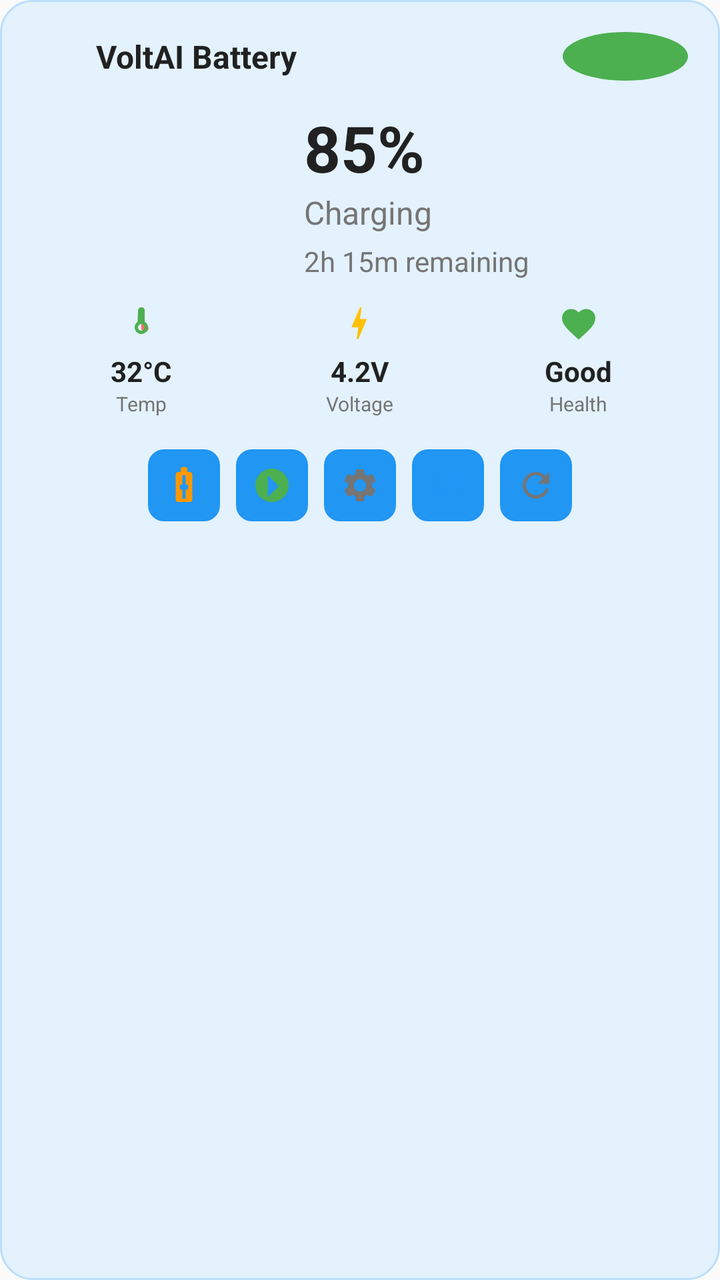
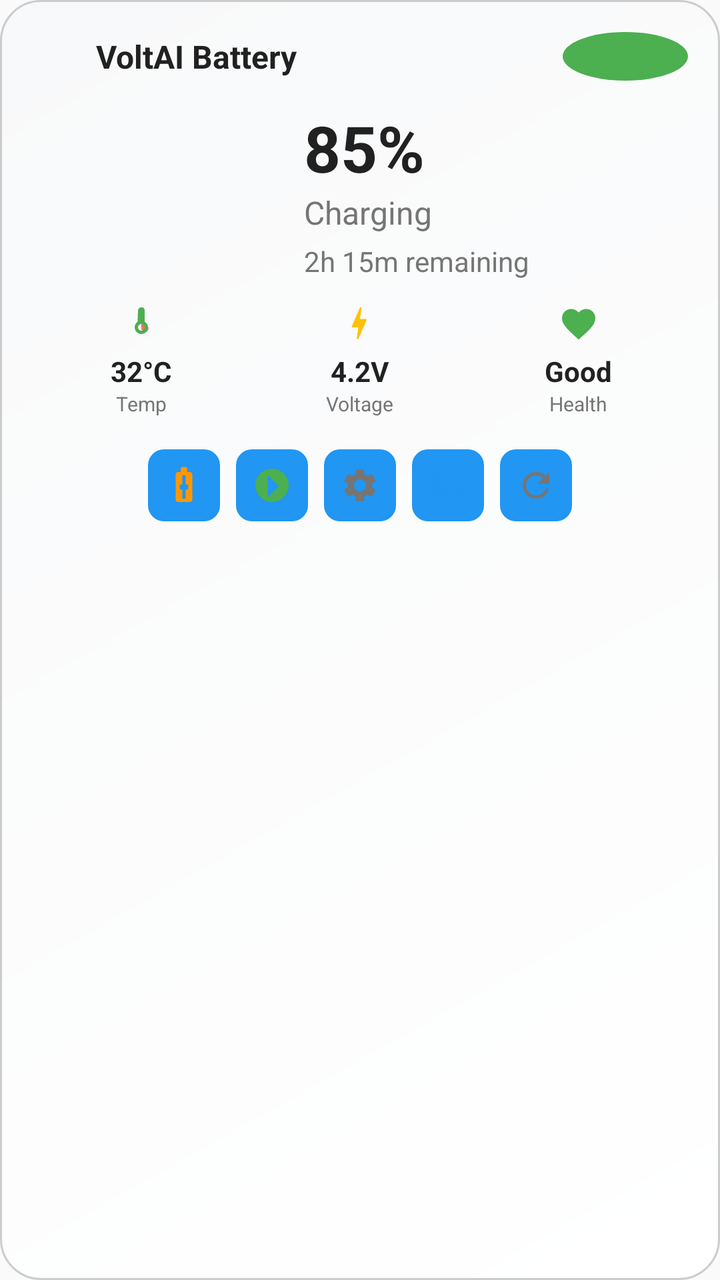

Compare the two renders of this Android layout. The source of the first and the diff that turns it into the second are given below.
<!-- AndroidManifest.xml: application theme Theme.VoltAISmartBatteryGuardian -->
<!-- res/layout/widget_battery_large.xml -->
<?xml version="1.0" encoding="utf-8"?>
<LinearLayout xmlns:android="http://schemas.android.com/apk/res/android"
    android:layout_width="match_parent"
    android:layout_height="match_parent"
    android:orientation="vertical"
    android:background="@drawable/widget_background_large"
    android:padding="16dp">

    
    <LinearLayout
        android:layout_width="match_parent"
        android:layout_height="wrap_content"
        android:orientation="horizontal"
        android:gravity="center_vertical"
        android:layout_marginBottom="12dp">

        <ImageView
            android:layout_width="24dp"
            android:layout_height="24dp"
            android:src="@drawable/ic_launcher_foreground"
            android:layout_marginRight="8dp" />

        <TextView
            android:layout_width="0dp"
            android:layout_height="wrap_content"
            android:layout_weight="1"
            android:text="VoltAI Battery"
            android:textSize="16sp"
            android:textStyle="bold"
            android:textColor="@color/widget_text_primary" />

        <TextView
            android:id="@+id/optimization_status"
            android:layout_width="wrap_content"
            android:layout_height="wrap_content"
            android:text="Optimized"
            android:textSize="12sp"
            android:textColor="@color/widget_text_success"
            android:background="@drawable/status_indicator_background"
            android:padding="4dp" />

    </LinearLayout>

    
    <LinearLayout
        android:layout_width="match_parent"
        android:layout_height="wrap_content"
        android:orientation="horizontal"
        android:layout_marginBottom="12dp">

        
        <ImageView
            android:id="@+id/battery_visualization"
            android:layout_width="120dp"
            android:layout_height="60dp"
            android:layout_marginRight="16dp"
            android:contentDescription="@string/battery_visualization" />

        
        <LinearLayout
            android:layout_width="0dp"
            android:layout_height="wrap_content"
            android:layout_weight="1"
            android:orientation="vertical">

            <TextView
                android:id="@+id/battery_percentage"
                android:layout_width="wrap_content"
                android:layout_height="wrap_content"
                android:text="85%"
                android:textSize="32sp"
                android:textStyle="bold"
                android:textColor="@color/widget_text_primary" />

            <TextView
                android:id="@+id/battery_status"
                android:layout_width="wrap_content"
                android:layout_height="wrap_content"
                android:text="Charging"
                android:textSize="16sp"
                android:textColor="@color/widget_text_secondary" />

            <TextView
                android:id="@+id/time_remaining"
                android:layout_width="wrap_content"
                android:layout_height="wrap_content"
                android:text="2h 15m remaining"
                android:textSize="14sp"
                android:textColor="@color/widget_text_secondary"
                android:layout_marginTop="4dp" />

        </LinearLayout>

    </LinearLayout>

    
    <LinearLayout
        android:layout_width="match_parent"
        android:layout_height="wrap_content"
        android:orientation="horizontal"
        android:layout_marginBottom="16dp">

        
        <LinearLayout
            android:layout_width="0dp"
            android:layout_height="wrap_content"
            android:layout_weight="1"
            android:orientation="vertical"
            android:gravity="center">

            <ImageView
                android:layout_width="20dp"
                android:layout_height="20dp"
                android:src="@drawable/ic_thermometer"
                android:layout_marginBottom="4dp" />

            <TextView
                android:id="@+id/temperature"
                android:layout_width="wrap_content"
                android:layout_height="wrap_content"
                android:text="32°C"
                android:textSize="14sp"
                android:textStyle="bold"
                android:textColor="@color/widget_text_primary" />

            <TextView
                android:layout_width="wrap_content"
                android:layout_height="wrap_content"
                android:text="Temp"
                android:textSize="10sp"
                android:textColor="@color/widget_text_secondary" />

        </LinearLayout>

        
        <LinearLayout
            android:layout_width="0dp"
            android:layout_height="wrap_content"
            android:layout_weight="1"
            android:orientation="vertical"
            android:gravity="center">

            <ImageView
                android:layout_width="20dp"
                android:layout_height="20dp"
                android:src="@drawable/ic_voltage"
                android:layout_marginBottom="4dp" />

            <TextView
                android:id="@+id/voltage"
                android:layout_width="wrap_content"
                android:layout_height="wrap_content"
                android:text="4.2V"
                android:textSize="14sp"
                android:textStyle="bold"
                android:textColor="@color/widget_text_primary" />

            <TextView
                android:layout_width="wrap_content"
                android:layout_height="wrap_content"
                android:text="Voltage"
                android:textSize="10sp"
                android:textColor="@color/widget_text_secondary" />

        </LinearLayout>

        
        <LinearLayout
            android:layout_width="0dp"
            android:layout_height="wrap_content"
            android:layout_weight="1"
            android:orientation="vertical"
            android:gravity="center">

            <ImageView
                android:layout_width="20dp"
                android:layout_height="20dp"
                android:src="@drawable/ic_health"
                android:layout_marginBottom="4dp" />

            <TextView
                android:id="@+id/health"
                android:layout_width="wrap_content"
                android:layout_height="wrap_content"
                android:text="Good"
                android:textSize="14sp"
                android:textStyle="bold"
                android:textColor="@color/widget_text_primary" />

            <TextView
                android:layout_width="wrap_content"
                android:layout_height="wrap_content"
                android:text="Health"
                android:textSize="10sp"
                android:textColor="@color/widget_text_secondary" />

        </LinearLayout>

    </LinearLayout>

    
    <LinearLayout
        android:layout_width="match_parent"
        android:layout_height="wrap_content"
        android:orientation="horizontal"
        android:gravity="center">

        <ImageButton
            android:id="@+id/battery_saver_button"
            android:layout_width="36dp"
            android:layout_height="36dp"
            android:layout_marginRight="8dp"
            android:background="@drawable/widget_button_background"
            android:src="@drawable/ic_battery_saver"
            android:contentDescription="@string/toggle_battery_saver"
            android:scaleType="centerInside" />

        <ImageButton
            android:id="@+id/optimization_button"
            android:layout_width="36dp"
            android:layout_height="36dp"
            android:layout_marginRight="8dp"
            android:background="@drawable/widget_button_background"
            android:src="@drawable/ic_optimization"
            android:contentDescription="@string/toggle_optimization"
            android:scaleType="centerInside" />

        <ImageButton
            android:id="@+id/settings_button"
            android:layout_width="36dp"
            android:layout_height="36dp"
            android:layout_marginRight="8dp"
            android:background="@drawable/widget_button_background"
            android:src="@drawable/ic_settings"
            android:contentDescription="@string/open_settings"
            android:scaleType="centerInside" />

        <ImageButton
            android:id="@+id/open_app_button"
            android:layout_width="36dp"
            android:layout_height="36dp"
            android:layout_marginRight="8dp"
            android:background="@drawable/widget_button_background"
            android:src="@drawable/ic_open_app"
            android:contentDescription="@string/open_app"
            android:scaleType="centerInside" />

        <ImageButton
            android:id="@+id/refresh_button"
            android:layout_width="36dp"
            android:layout_height="36dp"
            android:background="@drawable/widget_button_background"
            android:src="@drawable/ic_refresh"
            android:contentDescription="@string/refresh_widget"
            android:scaleType="centerInside" />

    </LinearLayout>

</LinearLayout>
<!-- resources referenced by this layout -->
<resources>
  <color name="widget_text_primary">#212121</color>
  <color name="widget_text_secondary">#757575</color>
  <color name="widget_text_success">#4CAF50</color>
  <!-- drawable ic_launcher_foreground (drawable) -->
  <?xml version="1.0" encoding="utf-8"?>
  <vector xmlns:android="http://schemas.android.com/apk/res/android"
      android:width="108dp"
      android:height="108dp"
      android:viewportWidth="108"
      android:viewportHeight="108">
      <path
          android:fillColor="#00000000"
          android:pathData="M54,54m-48,0a48,48 0,1 1,96 0a48,48 0,1 1,-96 0"/>
  </vector>
  <!-- drawable ic_open_app (drawable) -->
  <?xml version="1.0" encoding="utf-8"?>
  <vector xmlns:android="http://schemas.android.com/apk/res/android"
      android:width="24dp"
      android:height="24dp"
      android:viewportWidth="24"
      android:viewportHeight="24">
      
      <path
          android:fillColor="#2196F3"
          android:pathData="M14,3v2h3.59l-9.83,9.83l1.41,1.41L19,6.41V10h2V3H14zM5,5v14h14v-7h-2v5H7V7h5V5H5z"/>
          
  </vector>
  <!-- drawable ic_optimization (drawable) -->
  <?xml version="1.0" encoding="utf-8"?>
  <vector xmlns:android="http://schemas.android.com/apk/res/android"
      android:width="24dp"
      android:height="24dp"
      android:viewportWidth="24"
      android:viewportHeight="24">
      
      <path
          android:fillColor="#4CAF50"
          android:pathData="M12,2C6.48,2 2,6.48 2,12s4.48,10 10,10 10,-4.48 10,-10S17.52,2 12,2zM9.5,6L16,12.5l-6.5,6.5L9.5,6z"/>
          
  </vector>
  <!-- drawable ic_voltage (drawable) -->
  <?xml version="1.0" encoding="utf-8"?>
  <vector xmlns:android="http://schemas.android.com/apk/res/android"
      android:width="24dp"
      android:height="24dp"
      android:viewportWidth="24"
      android:viewportHeight="24">
      
      <path
          android:fillColor="#FFC107"
          android:pathData="M11,21h-1l1,-7H7.5c-0.58,0 -0.57,-0.32 -0.38,-0.66L12,2h1l-1,7h3.5c0.49,0 0.56,0.33 0.47,0.51L11,21z"/>
          
  </vector>
  <!-- drawable status_indicator_background (drawable) -->
  <?xml version="1.0" encoding="utf-8"?>
  <shape xmlns:android="http://schemas.android.com/apk/res/android"
      android:shape="oval">
      
      <solid android:color="#4CAF50" />
      
      <size
          android:width="12dp"
          android:height="12dp" />
          
  </shape>
  <!-- drawable widget_background_large (drawable) -->
  <?xml version="1.0" encoding="utf-8"?>
  <shape xmlns:android="http://schemas.android.com/apk/res/android"
      android:shape="rectangle">
      
      <solid android:color="#E3F2FD" />
      
      <corners android:radius="16dp" />
      
      <stroke
          android:width="1dp"
          android:color="#BBDEFB" />
      
      <padding
          android:left="12dp"
          android:top="12dp"
          android:right="12dp"
          android:bottom="12dp" />
          
  </shape>
  <string name="battery_visualization">Battery Level</string>
  <string name="open_app">Open App</string>
  <string name="open_settings">Open Settings</string>
  <string name="refresh_widget">Refresh Widget</string>
  <string name="toggle_battery_saver">Toggle Battery Saver</string>
  <string name="toggle_optimization">Toggle Optimization</string>
  <style name="Theme.VoltAISmartBatteryGuardian" parent="android:Theme.Material.Light.NoActionBar">
          <item name="android:statusBarColor">@android:color/transparent</item>
          <item name="android:navigationBarColor">@android:color/transparent</item>
          <item name="android:windowLightStatusBar">false</item>
          <item name="android:windowLightNavigationBar">false</item>
      </style>
  <!-- unchanged entries left out for length: 6 -->
</resources>

<!-- the commit's change to res/layout/widget_battery_large.xml (unified diff, before → after) -->
@@ -3,7 +3,7 @@
     android:layout_width="match_parent"
     android:layout_height="match_parent"
     android:orientation="vertical"
-    android:background="@drawable/widget_background_large"
+    android:background="@drawable/widget_background"
     android:padding="16dp">
 
     
<!-- resource entries referenced after the edit -->
@@ -65,24 +65,22 @@
           android:height="12dp" />
           
   </shape>
-  <!-- drawable widget_background_large (drawable) -->
+  <!-- drawable widget_background (drawable) -->
   <?xml version="1.0" encoding="utf-8"?>
   <shape xmlns:android="http://schemas.android.com/apk/res/android"
       android:shape="rectangle">
       
-      <solid android:color="#E3F2FD" />
+      <gradient
+          android:type="linear"
+          android:angle="135"
+          android:startColor="@color/widget_gradient_start"
+          android:endColor="@color/widget_gradient_end" />
       
-      <corners android:radius="16dp" />
+      <corners android:radius="20dp" />
       
       <stroke
           android:width="1dp"
-          android:color="#BBDEFB" />
-      
-      <padding
-          android:left="12dp"
-          android:top="12dp"
-          android:right="12dp"
-          android:bottom="12dp" />
+          android:color="@color/widget_stroke" />
           
   </shape>
   <string name="battery_visualization">Battery Level</string>
@@ -97,6 +95,9 @@
           <item name="android:windowLightStatusBar">false</item>
           <item name="android:windowLightNavigationBar">false</item>
       </style>
+  <color name="widget_gradient_start">#FFFFFF</color>
+  <color name="widget_gradient_end">#F8F9FA</color>
+  <color name="widget_stroke">#CCCCCC</color>
   <!-- unchanged entries left out for length: 6 -->
 </resources>
 
